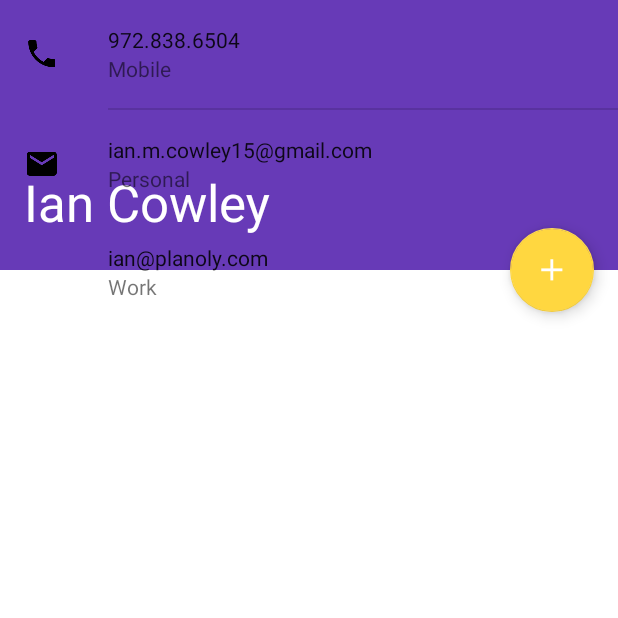
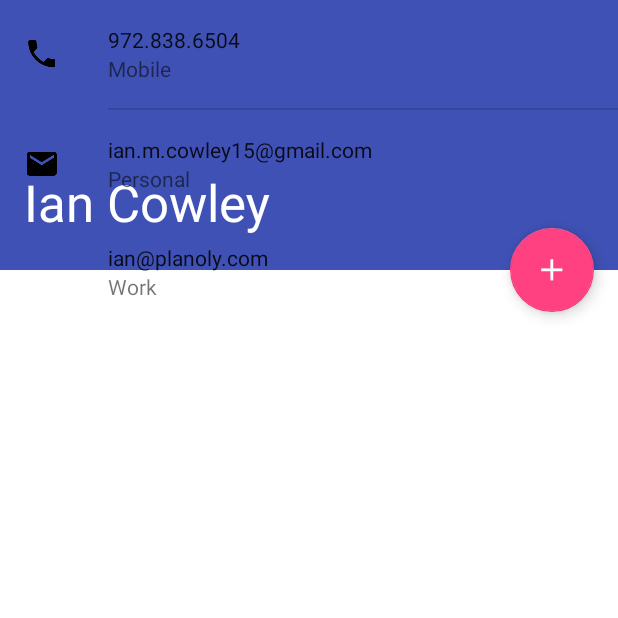
Before and after one commit to Ian-M-Cowley/BusinessCard, an Android app: the screen it shows after launch (BusinessCardActivity), on a phone screen of 412 x 824 dp, the top half of it. Run offline under Robolectric (Android 15) with nearby library versions, the phone set to English and light mode, and no system bars; our stand-ins replace Dagger/Hilt's generated code, data binding; 3 statements that could not run were skipped.

Commit message:
Added new default colors and mimicked those colors in the launcher icon .

```diff
--- a/app/src/main/java/com/iancowley/businesscard/BusinessCardActivity.java
+++ b/app/src/main/java/com/iancowley/businesscard/BusinessCardActivity.java
@@ -3,6 +3,7 @@ package com.iancowley.businesscard;
 import android.databinding.DataBindingUtil;
 import android.os.Bundle;
 import android.support.v7.app.AppCompatActivity;
+import android.view.View;
 
 import com.iancowley.businesscard.databinding.ActivityBusinessCardBinding;
 import com.iancowley.businesscard.injection.PropertiesReader;
@@ -48,5 +49,12 @@ public class BusinessCardActivity extends AppCompatActivity {
         binding.setBusinessCard(businessCard);
         binding.setColorSettings(colorSettings);
         setSupportActionBar(binding.toolbar);
+
+        binding.fab.setOnClickListener(new View.OnClickListener() {
+            @Override
+            public void onClick(View v) {
+                startActivity(SettingsActivity.newIntent(BusinessCardActivity.this));
+            }
+        });
     }
 }
--- a/app/src/main/java/com/iancowley/businesscard/SettingsActivity.java
+++ b/app/src/main/java/com/iancowley/businesscard/SettingsActivity.java
@@ -1,5 +1,7 @@
 package com.iancowley.businesscard;
 
+import android.content.Context;
+import android.content.Intent;
 import android.databinding.DataBindingUtil;
 import android.os.Bundle;
 import android.support.v7.app.AppCompatActivity;
@@ -16,6 +18,10 @@ import static com.iancowley.businesscard.ColorSelectActivity.PRIMARY_SELECT;
 public class SettingsActivity extends AppCompatActivity {
 
     @Inject ColorSettings colorSettings;
+
+    public static Intent newIntent(Context caller) {
+        return new Intent(caller, SettingsActivity.class);
+    }
 
     @Override
     protected void onCreate(Bundle savedInstanceState) {
--- a/app/src/main/res/values/colors.xml
+++ b/app/src/main/res/values/colors.xml
@@ -1,8 +1,8 @@
 <?xml version="1.0" encoding="utf-8"?>
 <resources>
-    <color name="colorPrimary">#673AB7</color>
-    <color name="colorPrimaryDark">#512DA8</color>
-    <color name="colorAccent">#FFD740</color>
+    <color name="colorPrimary">@color/indigo_500</color>
+    <color name="colorPrimaryDark">@color/indigo_700</color>
+    <color name="colorAccent">@color/pink_A200</color>
 
     <color name="textColorPrimary">#DE000000</color>
     <color name="textColorSecondary">#8A000000</color>
```
Also changed, not shown: app/src/main/res/mipmap-hdpi/ic_launcher.png, app/src/main/res/mipmap-hdpi/ic_launcher_round.png, app/src/main/res/mipmap-mdpi/ic_launcher.png, app/src/main/res/mipmap-mdpi/ic_launcher_round.png, app/src/main/res/mipmap-xhdpi/ic_launcher.png, app/src/main/res/mipmap-xhdpi/ic_launcher_round.png, app/src/main/res/mipmap-xxhdpi/ic_launcher.png, app/src/main/res/mipmap-xxhdpi/ic_launcher_round.png, app/src/main/res/mipmap-xxxhdpi/ic_launcher.png, app/src/main/res/mipmap-xxxhdpi/ic_launcher_round.png.
